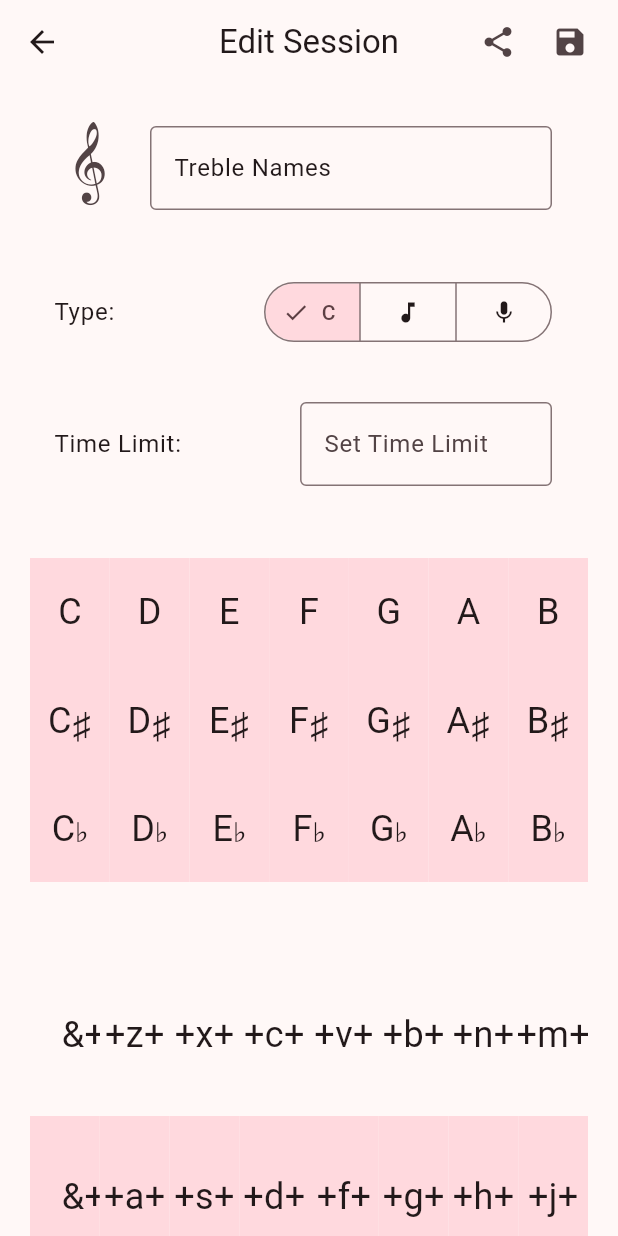
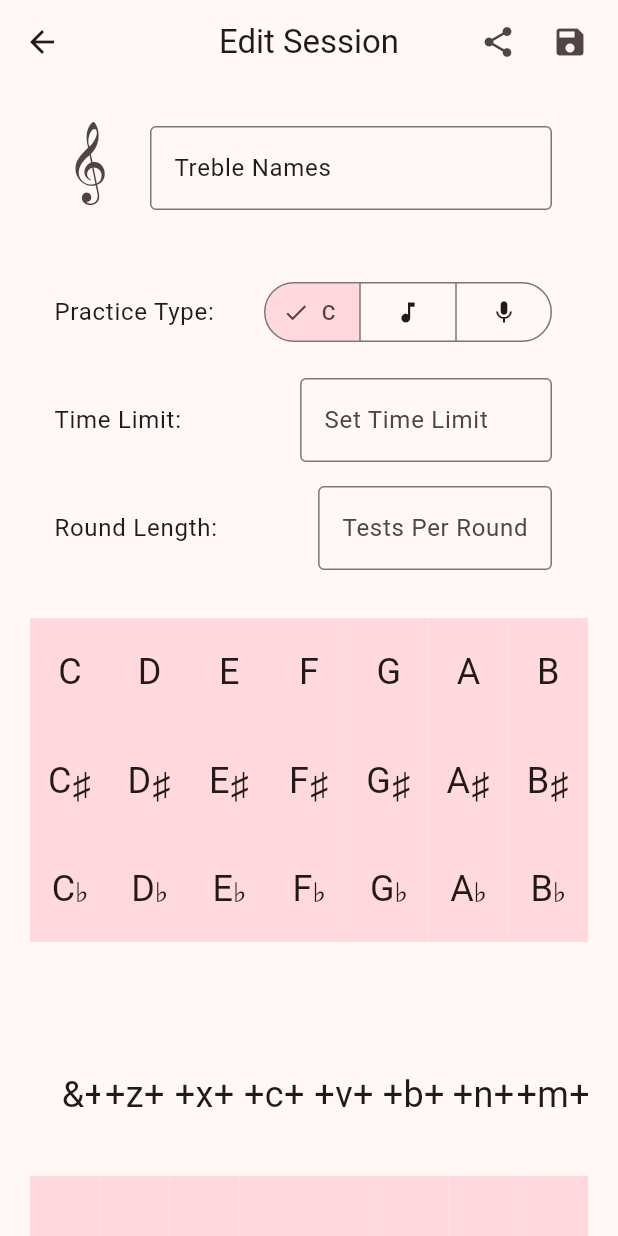
Before and after one commit to chsigg/notes, a Flutter app: the SessionEditorPage screen opened directly with sample values from the repository, on a phone screen of 412 x 824 dp. Run offline on Flutter 3.47's test engine with Material 3 defaults, Android fonts, the phone set to English and light mode, and no system bars; our stand-ins replace app_links, rxdart, shared_preferences, wakelock_plus; missing offline and left inert: pitch_detector_dart, record; accounts and stored records are empty; Roboto replaces fonts that are missing (StaffClefPitches); statements that could not run were skipped.

Commit message:
Add number of questions per round.

```diff
--- a/lib/models/session_config.dart
+++ b/lib/models/session_config.dart
@@ -23,6 +23,7 @@ class SessionConfig {
   List<Note> notes;
   final int numChoices = 3;
   int timeLimitSeconds;
+  int numQuestionsPerRound;
 
   int practicedTests;
   int successfulTests;
@@ -36,6 +37,7 @@ class SessionConfig {
     required this.keys,
     required this.notes,
     this.timeLimitSeconds = 0,
+    this.numQuestionsPerRound = 0,
     this.practicedTests = 0,
     this.successfulTests = 0,
     this.totalPracticeTime = Duration.zero,
@@ -50,6 +52,7 @@ class SessionConfig {
       keys: [...(json['keys'] as List).map((key) => NoteKey.fromString(key))],
       notes: [...(json['notes'] as List).map((note) => Note.fromString(note))],
       timeLimitSeconds: json['timeLimitSeconds'] as int,
+      numQuestionsPerRound: json['numQuestionsPerRound'] as int? ?? 0,
       practicedTests: json['practicedTests'] as int,
       successfulTests: json['successfulTests'] as int,
       totalPracticeTime: Duration(seconds: json['totalPracticeTime'] ?? 0),
@@ -65,6 +68,7 @@ class SessionConfig {
       'keys': [...keys.map((key) => key.toString())],
       'notes': [...notes.map((key) => key.toString())],
       'timeLimitSeconds': timeLimitSeconds,
+      'numQuestionsPerRound': numQuestionsPerRound,
       'practicedTests': practicedTests,
       'successfulTests': successfulTests,
       'totalPracticeTime': totalPracticeTime.inSeconds,
--- a/lib/ui/practice_keys_page.dart
+++ b/lib/ui/practice_keys_page.dart
@@ -23,6 +23,7 @@ class PracticeKeysPage extends StatefulWidget {
 class _PracticeKeysPageState extends State<PracticeKeysPage> {
   Timer? _nextQuestionTimer;
 
+  int _questionsCounter = 0;
   late TimerWidget _timerWidget;
   late Note _questionNote;
   late List<NoteKey> _answerKeys;
@@ -52,6 +53,10 @@ class _PracticeKeysPageState extends State<PracticeKeysPage> {
   }
 
   void _goToNextQuestion() {
+    if (widget.config.numQuestionsPerRound > 0 &&
+        _questionsCounter++ == widget.config.numQuestionsPerRound) {
+      return Navigator.pop(context);
+    }
     if (_noteQueue.isEmpty) {
       return _addQuestions();
     }
--- a/lib/ui/practice_notes_page.dart
+++ b/lib/ui/practice_notes_page.dart
@@ -23,6 +23,7 @@ class PracticeNotesPage extends StatefulWidget {
 class _PracticeNotesPageState extends State<PracticeNotesPage> {
   Timer? _nextQuestionTimer;
 
+  int _questionsCounter = 0;
   late TimerWidget _timerWidget;
   late NoteKey _questionKey;
   late List<Note> _answerNotes;
@@ -52,6 +53,10 @@ class _PracticeNotesPageState extends State<PracticeNotesPage> {
   }
 
   void _goToNextQuestion() {
+    if (widget.config.numQuestionsPerRound > 0 &&
+        _questionsCounter++ == widget.config.numQuestionsPerRound) {
+      return Navigator.pop(context);
+    }
     if (_keyQueue.isEmpty) {
       return _addQuestions();
     }
--- a/lib/ui/practice_play_page.dart
+++ b/lib/ui/practice_play_page.dart
@@ -29,6 +29,7 @@ class PracticePlayPage extends StatefulWidget {
 class _PracticePlayPageState extends State<PracticePlayPage> {
   Timer _answerTimer = Timer(Duration.zero, () {});
 
+  int _questionsCounter = 0;
   late TimerWidget _timerWidget;
   late Note _questionNote;
   double? _aPitch;
@@ -160,6 +161,10 @@ class _PracticePlayPageState extends State<PracticePlayPage> {
   }
 
   void _goToNextQuestion() {
+    if (widget.config.numQuestionsPerRound > 0 &&
+        _questionsCounter++ == widget.config.numQuestionsPerRound) {
+      return Navigator.pop(context);
+    }
     if (_notesQueue.isEmpty) {
       return _addQuestions();
     }
--- a/lib/ui/session_editor_page.dart
+++ b/lib/ui/session_editor_page.dart
@@ -32,6 +32,7 @@ class _SessionEditorPageState extends State<SessionEditorPage> {
   final _formKey = GlobalKey<FormState>();
   final _titleController = TextEditingController();
   final _timeLimitController = TextEditingController();
+  final _numQuestionsController = TextEditingController();
 
   late IconData _selectedIconData;
   late SessionType _selectedType;
@@ -45,6 +46,9 @@ class _SessionEditorPageState extends State<SessionEditorPage> {
     _titleController.text = widget.config.title;
     final timeLimit = widget.config.timeLimitSeconds;
     _timeLimitController.text = timeLimit <= 0 ? '' : timeLimit.toString();
+    final numQuestions = widget.config.numQuestionsPerRound;
+    _numQuestionsController.text =
+        numQuestions <= 0 ? '' : numQuestions.toString();
     _selectedType = widget.config.type;
     _selectedIconData = widget.config.icon;
     _selectedKeys = Set.from(widget.config.keys);
@@ -55,6 +59,7 @@ class _SessionEditorPageState extends State<SessionEditorPage> {
   void dispose() {
     _titleController.dispose();
     _timeLimitController.dispose();
+    _numQuestionsController.dispose();
     super.dispose();
   }
 
@@ -70,6 +75,7 @@ class _SessionEditorPageState extends State<SessionEditorPage> {
       keys: [..._selectedKeys],
       notes: [..._selectedNotes],
       timeLimitSeconds: int.tryParse(_timeLimitController.text) ?? 0,
+      numQuestionsPerRound: int.tryParse(_numQuestionsController.text) ?? 0,
     );
   }
 
@@ -259,6 +265,17 @@ class _SessionEditorPageState extends State<SessionEditorPage> {
     );
   }
 
+  static String? _validatePositiveNumber(String? value) {
+    if (value == null || value.trim().isEmpty) {
+      return null;
+    }
+    final timeLimit = int.tryParse(value);
+    if (timeLimit == null || timeLimit < 0) {
+      return 'Please enter a positive number';
+    }
+    return null;
+  }
+
   @override
   Widget build(BuildContext context) {
     return Scaffold(
@@ -315,20 +332,23 @@ class _SessionEditorPageState extends State<SessionEditorPage> {
                   const SizedBox(height: 32),
 
                   ListTile(
-                    title: Text('Type:'),
+                    title: Text('Practice Type:'),
                     trailing: SegmentedButton<SessionType>(
                       segments: [
                         ButtonSegment<SessionType>(
                           value: SessionType.notes,
                           label: Text('C'),
+                          tooltip: 'Pick the correct name',
                         ),
                         ButtonSegment<SessionType>(
                           value: SessionType.keys,
                           label: Icon(Icons.music_note),
+                          tooltip: 'Pick the correct note',
                         ),
                         ButtonSegment<SessionType>(
                           value: SessionType.play,
                           label: Icon(Icons.mic),
+                          tooltip: 'Play the correct pitch',
                         ),
                       ],
                       selected: {_selectedType},
@@ -337,7 +357,7 @@ class _SessionEditorPageState extends State<SessionEditorPage> {
                       },
                     ),
                   ),
-                  const SizedBox(height: 32),
+                  const SizedBox(height: 16),
 
                   ListTile(
                     title: Text('Time Limit:'),
@@ -351,20 +371,28 @@ class _SessionEditorPageState extends State<SessionEditorPage> {
                           hintText: 'Set Time Limit',
                           suffixText: 'sec',
                         ),
-                        validator: (value) {
-                          if (value == null || value.trim().isEmpty) {
-                            return null;
-                          }
-                          final timeLimit = int.tryParse(value);
-                          if (timeLimit == null || timeLimit < 0) {
-                            return 'Please enter a valid time limit';
-                          }
-                          return null;
-                        },
+                        validator: _validatePositiveNumber,
                       ),
                     ),
                   ),
-                  const SizedBox(height: 32),
+                  const SizedBox(height: 16),
+
+                  ListTile(
+                    title: Text('Round Length:'),
+                    trailing: IntrinsicWidth(
+                      child: TextFormField(
+                        controller: _numQuestionsController,
+                        textAlign: TextAlign.end,
+                        keyboardType: TextInputType.number,
+                        decoration: InputDecoration(
+                          border: OutlineInputBorder(),
+                          hintText: 'Tests Per Round',
+                        ),
+                        validator: _validatePositiveNumber,
+                      ),
+                    ),
+                  ),
+                  const SizedBox(height: 16),
 
                   _buildNonEmptyValidator(_selectedNotes),
                   const SizedBox(height: 16),
```
